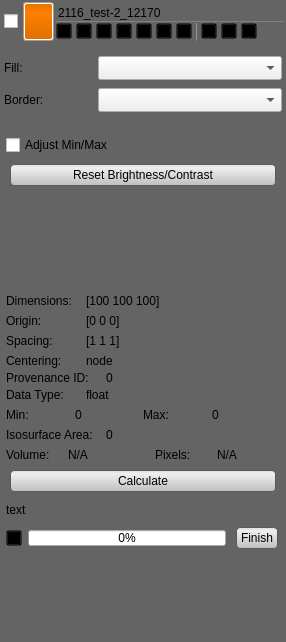
Qt form src/Interface/Application/LayerWidget.ui (jessdtate/Seg3D) before a commit.
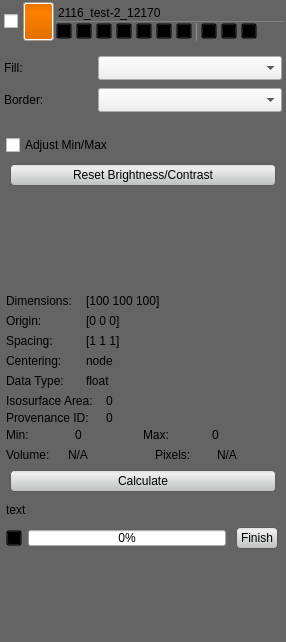
The same form after that commit. Icons and pictures are not drawn. Custom widgets are drawn as their Qt base class.

Commit message: fixing some layout issues.

Patch:
```diff
--- a/src/Interface/Application/LayerWidget.ui
+++ b/src/Interface/Application/LayerWidget.ui
@@ -1506,38 +1506,6 @@
               </layout>
              </widget>
             </item>
-            <item>
-             <widget class="QWidget" name="widget_10" native="true">
-              <layout class="QHBoxLayout" name="horizontalLayout_24">
-               <property name="spacing">
-                <number>0</number>
-               </property>
-               <property name="margin">
-                <number>0</number>
-               </property>
-               <item>
-                <widget class="QLabel" name="label_13">
-                 <property name="maximumSize">
-                  <size>
-                   <width>100</width>
-                   <height>16777215</height>
-                  </size>
-                 </property>
-                 <property name="text">
-                  <string>Provenance ID:</string>
-                 </property>
-                </widget>
-               </item>
-               <item>
-                <widget class="QLabel" name="provenance_id_">
-                 <property name="text">
-                  <string>0</string>
-                 </property>
-                </widget>
-               </item>
-              </layout>
-             </widget>
-            </item>
             <item>
              <widget class="QWidget" name="datainfo_widget_" native="true">
               <property name="minimumSize">
@@ -1597,58 +1565,6 @@
                  </layout>
                 </widget>
                </item>
-               <item>
-                <widget class="QWidget" name="min_max_widget_" native="true">
-                 <property name="minimumSize">
-                  <size>
-                   <width>0</width>
-                   <height>20</height>
-                  </size>
-                 </property>
-                 <property name="maximumSize">
-                  <size>
-                   <width>16777215</width>
-                   <height>20</height>
-                  </size>
-                 </property>
-                 <layout class="QHBoxLayout" name="horizontalLayout_20">
-                  <property name="spacing">
-                   <number>0</number>
-                  </property>
-                  <property name="margin">
-                   <number>0</number>
-                  </property>
-                  <item>
-                   <widget class="QLabel" name="label_11">
-                    <property name="text">
-                     <string>Min:</string>
-                    </property>
-                   </widget>
-                  </item>
-                  <item>
-                   <widget class="QLabel" name="min_label_">
-                    <property name="text">
-                     <string>0</string>
-                    </property>
-                   </widget>
-                  </item>
-                  <item>
-                   <widget class="QLabel" name="label_12">
-                    <property name="text">
-                     <string>Max:</string>
-                    </property>
-                   </widget>
-                  </item>
-                  <item>
-                   <widget class="QLabel" name="max_label_">
-                    <property name="text">
-                     <string>0</string>
-                    </property>
-                   </widget>
-                  </item>
-                 </layout>
-                </widget>
-               </item>
               </layout>
              </widget>
             </item>
@@ -1696,6 +1612,90 @@
               </layout>
              </widget>
             </item>
+            <item>
+             <widget class="QWidget" name="widget_10" native="true">
+              <layout class="QHBoxLayout" name="horizontalLayout_24">
+               <property name="spacing">
+                <number>0</number>
+               </property>
+               <property name="margin">
+                <number>0</number>
+               </property>
+               <item>
+                <widget class="QLabel" name="label_13">
+                 <property name="maximumSize">
+                  <size>
+                   <width>100</width>
+                   <height>16777215</height>
+                  </size>
+                 </property>
+                 <property name="text">
+                  <string>Provenance ID:</string>
+                 </property>
+                </widget>
+               </item>
+               <item>
+                <widget class="QLabel" name="provenance_id_">
+                 <property name="text">
+                  <string>0</string>
+                 </property>
+                </widget>
+               </item>
+              </layout>
+             </widget>
+            </item>
+            <item>
+             <widget class="QWidget" name="min_max_widget_" native="true">
+              <property name="minimumSize">
+               <size>
+                <width>0</width>
+                <height>20</height>
+               </size>
+              </property>
+              <property name="maximumSize">
+               <size>
+                <width>16777215</width>
+                <height>20</height>
+               </size>
+              </property>
+              <layout class="QHBoxLayout" name="horizontalLayout_20">
+               <property name="spacing">
+                <number>0</number>
+               </property>
+               <property name="margin">
+                <number>0</number>
+               </property>
+               <item>
+                <widget class="QLabel" name="label_11">
+                 <property name="text">
+                  <string>Min:</string>
+                 </property>
+                </widget>
+               </item>
+               <item>
+                <widget class="QLabel" name="min_label_">
+                 <property name="text">
+                  <string>0</string>
+                 </property>
+                </widget>
+               </item>
+               <item>
+                <widget class="QLabel" name="label_12">
+                 <property name="text">
+                  <string>Max:</string>
+                 </property>
+                </widget>
+               </item>
+               <item>
+                <widget class="QLabel" name="max_label_">
+                 <property name="text">
+                  <string>0</string>
+                 </property>
+                </widget>
+               </item>
+              </layout>
+             </widget>
+            </item>
             <item>
              <widget class="QWidget" name="mask_volume_widget_" native="true">
               <layout class="QVBoxLayout" name="verticalLayout_16">
```
The commit also changes 2 other files.
